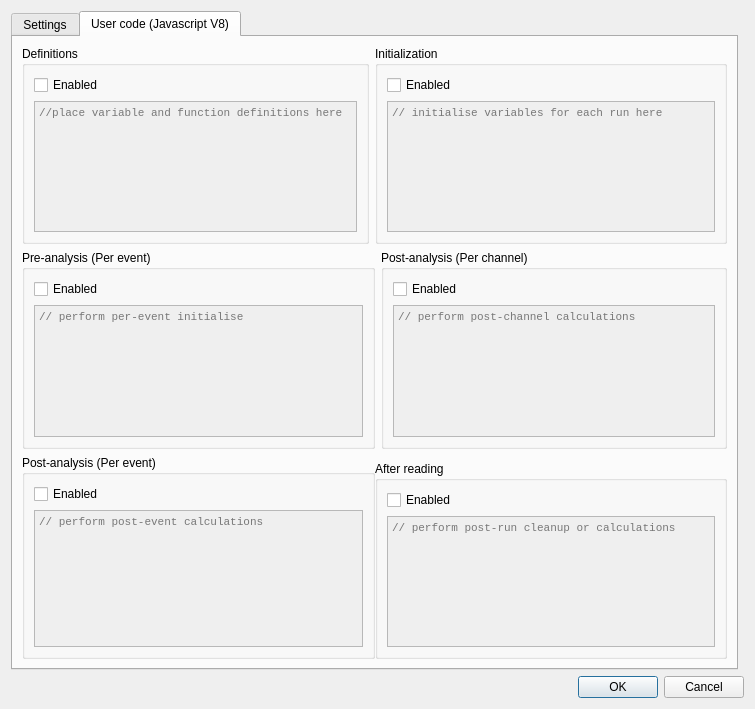
Above: QtDAQ/Forms/Dialogs/dialogAnalysisConfig.ui from veggiesaurus/qtdaq before the change. Below: the same form after it.
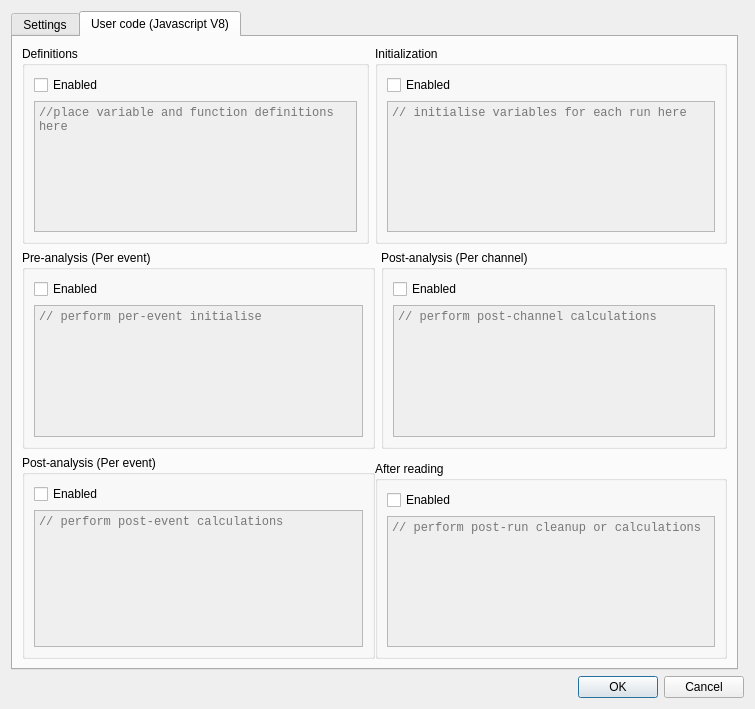
That is the form after the change.

Commit message: basic syntax highlighting (vx config)

Diff of the .ui file:
```diff
--- a/QtDAQ/Forms/Dialogs/dialogAnalysisConfig.ui
+++ b/QtDAQ/Forms/Dialogs/dialogAnalysisConfig.ui
@@ -738,8 +738,8 @@
             </property>
             <property name="font">
              <font>
-              <family>Courier New</family>
-              <pointsize>8</pointsize>
+              <family>Consolas</family>
+              <pointsize>9</pointsize>
               <strikeout>false</strikeout>
               <kerning>false</kerning>
              </font>
@@ -771,8 +771,8 @@
             </property>
             <property name="font">
              <font>
-              <family>Courier New</family>
-              <pointsize>8</pointsize>
+              <family>Consolas</family>
+              <pointsize>9</pointsize>
              </font>
             </property>
             <property name="lineWrapMode">
@@ -816,8 +816,8 @@
             </property>
             <property name="font">
              <font>
-              <family>Courier New</family>
-              <pointsize>8</pointsize>
+              <family>Consolas</family>
+              <pointsize>9</pointsize>
              </font>
             </property>
             <property name="lineWrapMode">
@@ -854,8 +854,8 @@
             </property>
             <property name="font">
              <font>
-              <family>Courier New</family>
-              <pointsize>8</pointsize>
+              <family>Consolas</family>
+              <pointsize>9</pointsize>
              </font>
             </property>
             <property name="lineWrapMode">
@@ -892,8 +892,8 @@
             </property>
             <property name="font">
              <font>
-              <family>Courier New</family>
-              <pointsize>8</pointsize>
+              <family>Consolas</family>
+              <pointsize>9</pointsize>
              </font>
             </property>
             <property name="lineWrapMode">
@@ -930,8 +930,8 @@
             </property>
             <property name="font">
              <font>
-              <family>Courier New</family>
-              <pointsize>8</pointsize>
+              <family>Consolas</family>
+              <pointsize>9</pointsize>
              </font>
             </property>
             <property name="lineWrapMode">
```
The commit also changes 12 other files.
